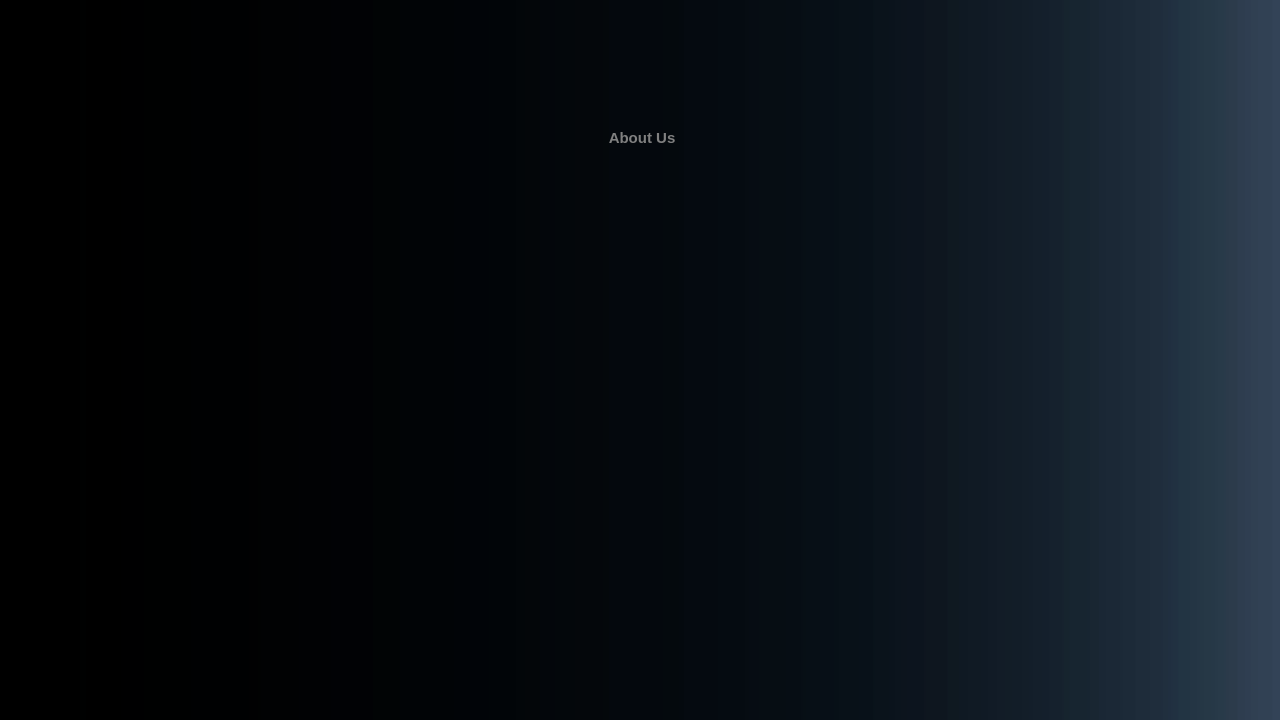
Rem-Ihu/rem-ng-assist, file mainwindow.ui: the form before one commit.
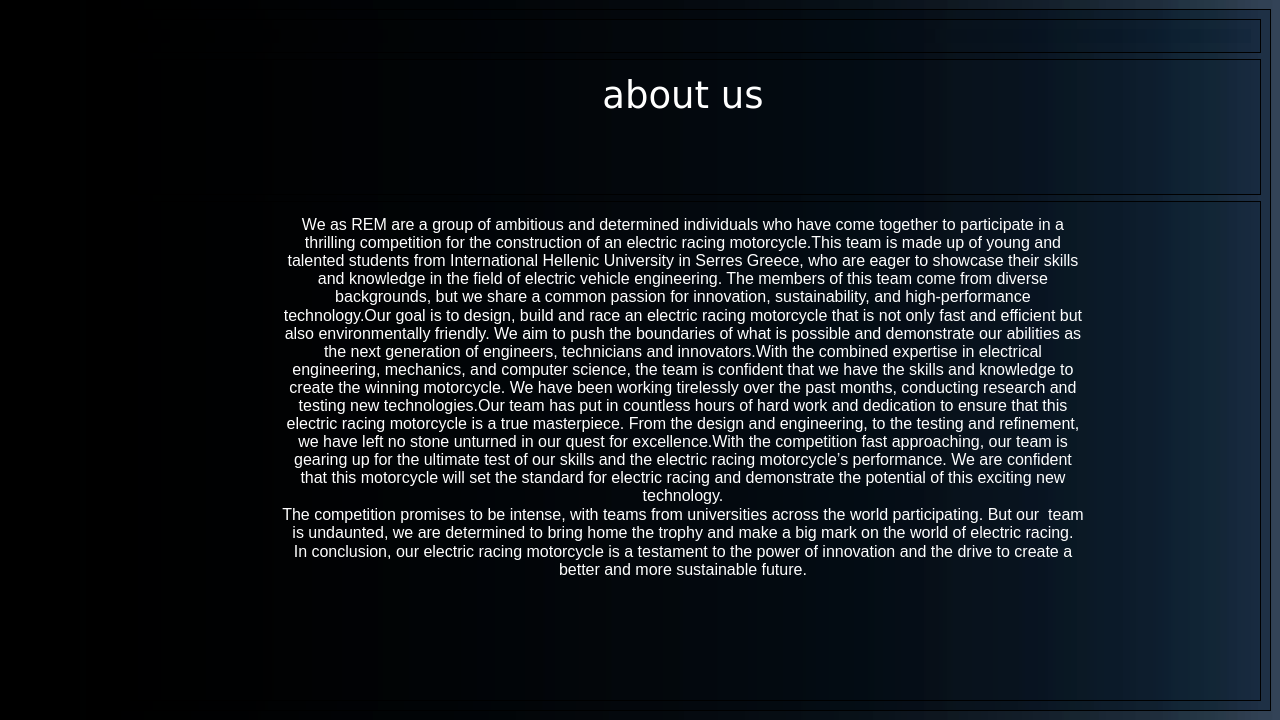
The form after the commit. The open tabs and pages were chosen to show the change. Icons and pictures are not drawn.

Commit message: Started AboutUs 1/3

The edit to the form file:
```diff
--- a/mainwindow.ui
+++ b/mainwindow.ui
@@ -4166,76 +4166,229 @@
        </widget>
       </widget>
       <widget class="QWidget" name="AboutUs">
-       <widget class="QPushButton" name="pushButtonAboutUs_2">
-        <property name="geometry">
-         <rect>
-          <x>490</x>
-          <y>120</y>
-          <width>230</width>
-          <height>35</height>
-         </rect>
-        </property>
-        <property name="minimumSize">
-         <size>
-          <width>0</width>
-          <height>35</height>
-         </size>
-        </property>
-        <property name="font">
-         <font>
-          <pointsize>11</pointsize>
-          <bold>true</bold>
-         </font>
-        </property>
-        <property name="styleSheet">
-         <string notr="true">QPushButton{
-color:grey;
-text-align:left;
-padding-left:24px;
-}
-
-QPushButton:focus{
-border:none;
-}
-
-QPushButton:checked{
-border: none;
-background-color: rgb(79, 93, 218);
-color:white;
-text-align:left;
-padding-left:24px;
-}</string>
-        </property>
-        <property name="text">
-         <string>  About Us</string>
-        </property>
-        <property name="icon">
-         <iconset resource="icons.qrc">
-          <normaloff>:/icons/about_us_icon.png</normaloff>
-          <normalon>:/icons/about_us_icon_checked.png</normalon>:/icons/about_us_icon.png</iconset>
-        </property>
-        <property name="iconSize">
-         <size>
-          <width>22</width>
-          <height>22</height>
-         </size>
-        </property>
-        <property name="checkable">
-         <bool>true</bool>
-        </property>
-        <property name="autoRepeat">
-         <bool>true</bool>
-        </property>
-        <property name="autoExclusive">
-         <bool>true</bool>
-        </property>
-        <property name="autoDefault">
-         <bool>true</bool>
-        </property>
-        <property name="flat">
-         <bool>true</bool>
-        </property>
-       </widget>
+       <layout class="QGridLayout" name="gridLayout_18">
+        <item row="1" column="1">
+         <widget class="QScrollArea" name="scrollArea_3">
+          <property name="widgetResizable">
+           <bool>true</bool>
+          </property>
+          <widget class="QWidget" name="scrollAreaWidgetContents_3">
+           <property name="geometry">
+            <rect>
+             <x>0</x>
+             <y>-302</y>
+             <width>1152</width>
+             <height>998</height>
+            </rect>
+           </property>
+           <layout class="QGridLayout" name="gridLayout_19">
+            <item row="1" column="0">
+             <widget class="QFrame" name="frame_AboutUsTitle">
+              <property name="frameShape">
+               <enum>QFrame::StyledPanel</enum>
+              </property>
+              <property name="frameShadow">
+               <enum>QFrame::Raised</enum>
+              </property>
+              <layout class="QGridLayout" name="gridLayout_21">
+               <item row="0" column="2">
+                <spacer name="horizontalSpacer_AboutUsRight">
+                 <property name="orientation">
+                  <enum>Qt::Horizontal</enum>
+                 </property>
+                 <property name="sizeHint" stdset="0">
+                  <size>
+                   <width>40</width>
+                   <height>20</height>
+                  </size>
+                 </property>
+                </spacer>
+               </item>
+               <item row="0" column="1">
+                <widget class="QTextBrowser" name="textBrowser_AboutUstTit">
+                 <property name="maximumSize">
+                  <size>
+                   <width>500</width>
+                   <height>50</height>
+                  </size>
+                 </property>
+                 <property name="font">
+                  <font>
+                   <family>Verdana</family>
+                  </font>
+                 </property>
+                 <property name="styleSheet">
+                  <string notr="true">color:white;
+background-color: rgba(255, 0, 0, 0);
+border:none;</string>
+                 </property>
+                 <property name="verticalScrollBarPolicy">
+                  <enum>Qt::ScrollBarAlwaysOff</enum>
+                 </property>
+                 <property name="horizontalScrollBarPolicy">
+                  <enum>Qt::ScrollBarAlwaysOff</enum>
+                 </property>
+                 <property name="html">
+                  <string>&lt;!DOCTYPE HTML PUBLIC &quot;-//W3C//DTD HTML 4.0//EN&quot; &quot;http://www.w3.org/TR/REC-html40/strict.dtd&quot;&gt;
+&lt;html&gt;&lt;head&gt;&lt;meta name=&quot;qrichtext&quot; content=&quot;1&quot; /&gt;&lt;meta charset=&quot;utf-8&quot; /&gt;&lt;style type=&quot;text/css&quot;&gt;
+p, li { white-space: pre-wrap; }
+hr { height: 1px; border-width: 0; }
+li.unchecked::marker { content: &quot;\2610&quot;; }
+li.checked::marker { content: &quot;\2612&quot;; }
+&lt;/style&gt;&lt;/head&gt;&lt;body style=&quot; font-family:'Verdana'; font-size:9pt; font-weight:400; font-style:normal;&quot;&gt;
+&lt;p align=&quot;center&quot; style=&quot; margin-top:0px; margin-bottom:0px; margin-left:0px; margin-right:0px; -qt-block-indent:0; text-indent:0px;&quot;&gt;&lt;span style=&quot; font-family:'Segoe UI'; font-size:28pt;&quot;&gt;about us&lt;/span&gt;&lt;/p&gt;&lt;/body&gt;&lt;/html&gt;</string>
+                 </property>
+                </widget>
+               </item>
+               <item row="0" column="0">
+                <spacer name="horizontalSpacer_AboutUsLeft">
+                 <property name="orientation">
+                  <enum>Qt::Horizontal</enum>
+                 </property>
+                 <property name="sizeHint" stdset="0">
+                  <size>
+                   <width>40</width>
+                   <height>20</height>
+                  </size>
+                 </property>
+                </spacer>
+               </item>
+               <item row="1" column="1">
+                <spacer name="verticalSpacer_6">
+                 <property name="orientation">
+                  <enum>Qt::Vertical</enum>
+                 </property>
+                 <property name="sizeHint" stdset="0">
+                  <size>
+                   <width>20</width>
+                   <height>40</height>
+                  </size>
+                 </property>
+                </spacer>
+               </item>
+              </layout>
+             </widget>
+            </item>
+            <item row="0" column="0">
+             <widget class="QFrame" name="frame">
+              <property name="maximumSize">
+               <size>
+                <width>188888</width>
+                <height>18888</height>
+               </size>
+              </property>
+              <property name="frameShape">
+               <enum>QFrame::StyledPanel</enum>
+              </property>
+              <property name="frameShadow">
+               <enum>QFrame::Raised</enum>
+              </property>
+              <layout class="QGridLayout" name="gridLayout_20">
+               <item row="0" column="0">
+                <widget class="QLabel" name="label_2">
+                 <property name="maximumSize">
+                  <size>
+                   <width>1200</width>
+                   <height>457</height>
+                  </size>
+                 </property>
+                 <property name="text">
+                  <string/>
+                 </property>
+                 <property name="pixmap">
+                  <pixmap resource="icons.qrc">:/icons/ihu-photo.png</pixmap>
+                 </property>
+                 <property name="scaledContents">
+                  <bool>true</bool>
+                 </property>
+                </widget>
+               </item>
+              </layout>
+             </widget>
+            </item>
+            <item row="2" column="0">
+             <widget class="QFrame" name="frame_Text">
+              <property name="minimumSize">
+               <size>
+                <width>0</width>
+                <height>500</height>
+               </size>
+              </property>
+              <property name="frameShape">
+               <enum>QFrame::StyledPanel</enum>
+              </property>
+              <property name="frameShadow">
+               <enum>QFrame::Raised</enum>
+              </property>
+              <layout class="QGridLayout" name="gridLayout_22">
+               <item row="0" column="0">
+                <spacer name="horizontalSpacer_TextLeft">
+                 <property name="orientation">
+                  <enum>Qt::Horizontal</enum>
+                 </property>
+                 <property name="sizeType">
+                  <enum>QSizePolicy::Fixed</enum>
+                 </property>
+                 <property name="sizeHint" stdset="0">
+                  <size>
+                   <width>160</width>
+                   <height>20</height>
+                  </size>
+                 </property>
+                </spacer>
+               </item>
+               <item row="0" column="1">
+                <widget class="QTextBrowser" name="textBrowser_Text">
+                 <property name="styleSheet">
+                  <string notr="true">color:white;
+background-color: rgba(255, 0, 0, 0);
+border:none;</string>
+                 </property>
+                 <property name="verticalScrollBarPolicy">
+                  <enum>Qt::ScrollBarAlwaysOff</enum>
+                 </property>
+                 <property name="horizontalScrollBarPolicy">
+                  <enum>Qt::ScrollBarAlwaysOff</enum>
+                 </property>
+                 <property name="html">
+                  <string>&lt;!DOCTYPE HTML PUBLIC &quot;-//W3C//DTD HTML 4.0//EN&quot; &quot;http://www.w3.org/TR/REC-html40/strict.dtd&quot;&gt;
+&lt;html&gt;&lt;head&gt;&lt;meta name=&quot;qrichtext&quot; content=&quot;1&quot; /&gt;&lt;meta charset=&quot;utf-8&quot; /&gt;&lt;style type=&quot;text/css&quot;&gt;
+p, li { white-space: pre-wrap; }
+hr { height: 1px; border-width: 0; }
+li.unchecked::marker { content: &quot;\2610&quot;; }
+li.checked::marker { content: &quot;\2612&quot;; }
+&lt;/style&gt;&lt;/head&gt;&lt;body style=&quot; font-family:'Segoe UI'; font-size:9pt; font-weight:400; font-style:normal;&quot;&gt;
+&lt;p align=&quot;center&quot; style=&quot; margin-top:0px; margin-bottom:0px; margin-left:0px; margin-right:0px; -qt-block-indent:0; text-indent:0px;&quot;&gt;&lt;span style=&quot; font-size:12pt;&quot;&gt;We as REM are a group of ambitious and determined individuals who have come together to participate in a thrilling competition for the construction of an electric racing motorcycle.This team is made up of young and talented students from International Hellenic University in Serres Greece, who are eager to showcase their skills and knowledge in the field of electric vehicle engineering. The members of this team come from diverse backgrounds, but we share a common passion for innovation, sustainability, and high-performance&lt;/span&gt;&lt;/p&gt;
+&lt;p align=&quot;center&quot; style=&quot; margin-top:0px; margin-bottom:0px; margin-left:0px; margin-right:0px; -qt-block-indent:0; text-indent:0px;&quot;&gt;&lt;span style=&quot; font-size:12pt;&quot;&gt;technology.Our goal is to design, build and race an electric racing motorcycle that is not only fast and efficient but also environmentally friendly. We aim to push the boundaries of what is possible and demonstrate our abilities as the next generation of engineers, technicians and innovators.With the combined expertise in electrical engineering, mechanics, and computer science, the team is confident that we have the skills and knowledge to create the winning motorcycle. We have been working tirelessly over the past months, conducting research and  testing new technologies.Our team has put in countless hours of hard work and dedication to ensure that this electric racing motorcycle is a true masterpiece. From the design and engineering, to the testing and refinement, we have left no stone unturned in our quest for excellence.With the competition fast approaching, our team is gearing up for the ultimate test of our skills and the electric racing motorcycle’s performance. We are confident that this motorcycle will set the standard for electric racing and demonstrate the potential of this exciting new technology.&lt;/span&gt;&lt;/p&gt;
+&lt;p align=&quot;center&quot; style=&quot; margin-top:0px; margin-bottom:0px; margin-left:0px; margin-right:0px; -qt-block-indent:0; text-indent:0px;&quot;&gt;&lt;span style=&quot; font-size:12pt;&quot;&gt;The competition promises to be intense, with teams from universities across the world participating. But our  team is undaunted, we are determined to bring home the trophy and make a big mark on the world of electric racing.&lt;/span&gt;&lt;/p&gt;
+&lt;p align=&quot;center&quot; style=&quot; margin-top:0px; margin-bottom:0px; margin-left:0px; margin-right:0px; -qt-block-indent:0; text-indent:0px;&quot;&gt;&lt;span style=&quot; font-size:12pt;&quot;&gt;In conclusion, our electric racing motorcycle is a testament to the power of innovation and the drive to create a better and more sustainable future.&lt;/span&gt;&lt;/p&gt;&lt;/body&gt;&lt;/html&gt;</string>
+                 </property>
+                </widget>
+               </item>
+               <item row="0" column="2">
+                <spacer name="horizontalSpacer_TextRight">
+                 <property name="orientation">
+                  <enum>Qt::Horizontal</enum>
+                 </property>
+                 <property name="sizeType">
+                  <enum>QSizePolicy::Fixed</enum>
+                 </property>
+                 <property name="sizeHint" stdset="0">
+                  <size>
+                   <width>160</width>
+                   <height>20</height>
+                  </size>
+                 </property>
+                </spacer>
+               </item>
+              </layout>
+             </widget>
+            </item>
+           </layout>
+          </widget>
+         </widget>
+        </item>
+       </layout>
       </widget>
       <widget class="QWidget" name="Contact">
        <widget class="QPushButton" name="pushButton_4">
```
Left out of the diff: 1640 changed lines with no effect on the pictures. The commit also changes 2 other files.
